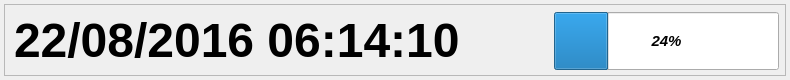
Before: the Qt Designer form gui/mainwidget/src/main/statusbardialog.ui in yjsin-emastec/neptune, drawn with Qt 5.
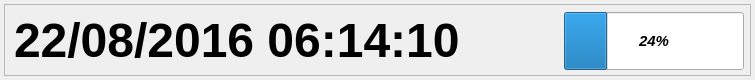
After: the same form once the commit is applied.

Commit message: Modify Statusbar GUI Resize StatusBar when timeformat changed. Change Text 'NO DISK' -> 'NO SSD'

Diff of the .ui file:
```diff
--- a/gui/mainwidget/src/main/statusbardialog.ui
+++ b/gui/mainwidget/src/main/statusbardialog.ui
@@ -6,7 +6,7 @@
    <rect>
     <x>0</x>
     <y>0</y>
-    <width>790</width>
+    <width>755</width>
     <height>80</height>
    </rect>
   </property>
@@ -28,7 +28,7 @@
     <rect>
      <x>4</x>
      <y>4</y>
-     <width>782</width>
+     <width>747</width>
      <height>72</height>
     </rect>
    </property>
@@ -86,9 +86,9 @@
    <widget class="QLabel" name="labelNoDisk">
     <property name="geometry">
      <rect>
-      <x>550</x>
+      <x>560</x>
       <y>8</y>
-      <width>225</width>
+      <width>180</width>
       <height>58</height>
      </rect>
     </property>
@@ -107,7 +107,7 @@
      </font>
     </property>
     <property name="text">
-     <string>NO DISK</string>
+     <string>NO SSD</string>
     </property>
     <property name="alignment">
      <set>Qt::AlignCenter</set>
@@ -116,9 +116,9 @@
    <widget class="QProgressBar" name="progressBarHdd">
     <property name="geometry">
      <rect>
-      <x>550</x>
+      <x>560</x>
       <y>8</y>
-      <width>225</width>
+      <width>180</width>
       <height>58</height>
      </rect>
     </property>
```
The commit also changes 8 other files.
